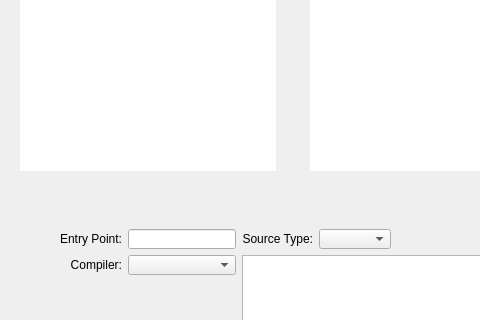
Old version of the form qrenderdoc/Windows/ShaderViewer.ui in the repository baldurk/renderdoc; both pictures show x 0 to 480 and y 331 to 651 of the 963 by 746 pixel window.
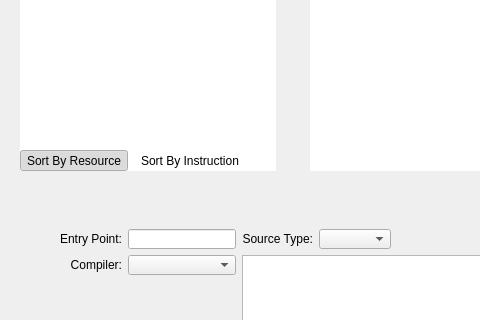
New version of the form. Icons and pictures are not drawn. Custom widgets are drawn as their Qt base class.

Commit message: Extend info in accessed resources panel in the shader viewer

Patch:
```diff
--- a/qrenderdoc/Windows/ShaderViewer.ui
+++ b/qrenderdoc/Windows/ShaderViewer.ui
@@ -165,6 +165,87 @@
           </property>
         </widget>
       </item>
+      <item>
+        <widget class="QFrame" name="sortGroup">
+          <property name="contextMenuPolicy">
+            <enum>Qt::PreventContextMenu</enum>
+          </property>
+          <property name="frameShape">
+            <enum>QFrame::NoFrame</enum>
+          </property>
+          <property name="sizePolicy">
+            <sizepolicy hsizetype="Minimum" vsizetype="Fixed">
+              <horstretch>0</horstretch>
+              <verstretch>0</verstretch>
+            </sizepolicy>
+          </property>
+          <layout class="QHBoxLayout" name="horizontalLayout_6">
+            <property name="leftMargin">
+              <number>0</number>
+            </property>
+            <property name="topMargin">
+              <number>0</number>
+            </property>
+            <property name="rightMargin">
+              <number>0</number>
+            </property>
+            <property name="bottomMargin">
+              <number>0</number>
+            </property>
+            <item>
+              <widget class="QToolButton" name="resources_sortByResource">
+                <property name="text">
+                  <string>Sort By Resource</string>
+                </property>
+                <property name="checkable">
+                  <bool>true</bool>
+                </property>
+                <property name="checked">
+                  <bool>true</bool>
+                </property>
+                <property name="autoRaise">
+                  <bool>true</bool>
+                </property>
+                <property name="toolTip">
+                  <string>Sort accessed resource by shader binding</string>
+                </property>
+              </widget>
+            </item>
+            <item>
+              <widget class="QToolButton" name="resources_sortByStep">
+                <property name="text">
+                  <string>Sort By Instruction</string>
+                </property>
+                <property name="checkable">
+                  <bool>true</bool>
+                </property>
+                <property name="checked">
+                  <bool>false</bool>
+                </property>
+                <property name="autoRaise">
+                  <bool>true</bool>
+                </property>
+                <property name="toolTip">
+                  <string>Sort accessed resource by instruction step</string>
+                </property>
+              </widget>
+            </item>
+            <item>
+              <spacer name="resources_horizontalSpacer">
+                <property name="orientation">
+                  <enum>Qt::Horizontal</enum>
+                </property>
+                <property name="sizeHint" stdset="0">
+                  <size>
+                    <width>40</width>
+                    <height>20</height>
+                  </size>
+                </property>
+              </spacer>
+            </item>
+          </layout>
+        </widget>
+      </item>
     </layout>
   </widget>
   <widget class="RDTreeWidget" name="debugVars">
```
The commit also changes 2 other files.
